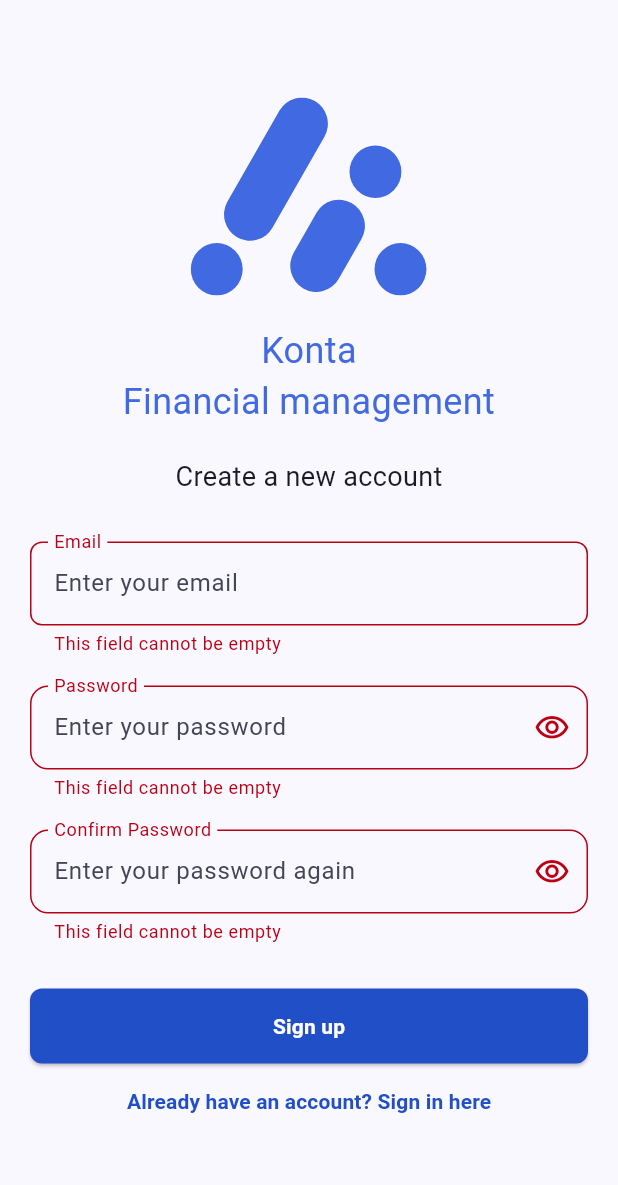
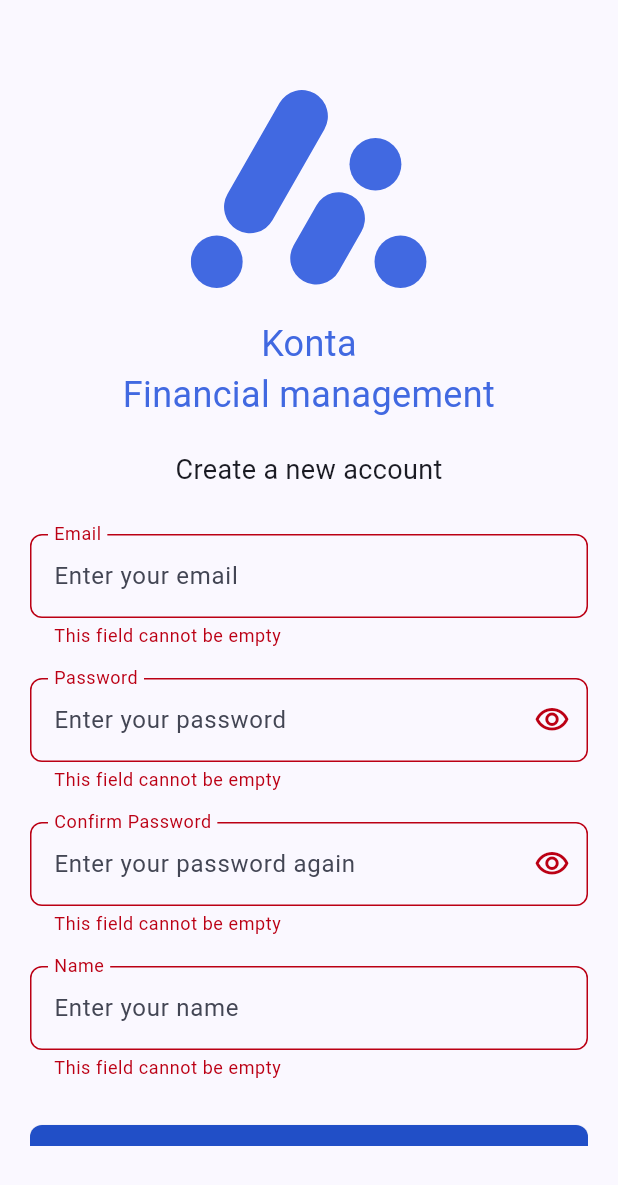
Before and after one commit to LuizHFJesus/konta_app, a Flutter app: the screen it shows after launch, after a tap on "Sign in", after a tap on "Don't have an account? Sign up", after a tap on "Sign up", on a phone screen of 412 x 824 dp. Shown: the top 1185 px of the screen. Run offline on Flutter 3.47's test engine with Material 3 defaults, Android fonts, the phone set to English and light mode, and no system bars; our stand-ins replace flutter_svg, get, get_it, go_router, google_fonts; Roboto replaces fonts that are missing (Vazirmatn).

Commit message:
feat(auth): add name field UI, logic and translations

```diff
--- a/lib/app/l10n/app_en.arb
+++ b/lib/app/l10n/app_en.arb
@@ -11,6 +11,8 @@
   "passwordHint": "Enter your password",
   "confirmPasswordLabel": "Confirm Password",
   "confirmPasswordHint": "Enter your password again",
+  "nameLabel": "Name",
+  "nameHint": "Enter your name",
   "signInButton": "Sign in",
   "signUpButton": "Sign up",
   "noAccountQuestion": "Don't have an account? Sign up",
@@ -23,5 +25,6 @@
   "validationPasswordNeedsUppercase": "Must contain an uppercase letter",
   "validationPasswordNeedsNumber": "Must contain a number",
   "validationPasswordNeedsSpecialCharacter": "Must contain a special character",
+  "validationNameInvalidChars": "Name must only contain letters and spaces",
   "validationPasswordsDoNotMatch": "The passwords do not match"
 }
--- a/lib/app/l10n/app_localizations.dart
+++ b/lib/app/l10n/app_localizations.dart
@@ -158,6 +158,18 @@ abstract class AppLocalizations {
   /// **'Enter your password again'**
   String get confirmPasswordHint;
 
+  /// No description provided for @nameLabel.
+  ///
+  /// In en, this message translates to:
+  /// **'Name'**
+  String get nameLabel;
+
+  /// No description provided for @nameHint.
+  ///
+  /// In en, this message translates to:
+  /// **'Enter your name'**
+  String get nameHint;
+
   /// No description provided for @signInButton.
   ///
   /// In en, this message translates to:
@@ -224,6 +236,12 @@ abstract class AppLocalizations {
   /// **'Must contain a special character'**
   String get validationPasswordNeedsSpecialCharacter;
 
+  /// No description provided for @validationNameInvalidChars.
+  ///
+  /// In en, this message translates to:
+  /// **'Name must only contain letters and spaces'**
+  String get validationNameInvalidChars;
+
   /// No description provided for @validationPasswordsDoNotMatch.
   ///
   /// In en, this message translates to:
--- a/lib/app/l10n/app_localizations_en.dart
+++ b/lib/app/l10n/app_localizations_en.dart
@@ -39,6 +39,12 @@ class AppLocalizationsEn extends AppLocalizations {
   String get confirmPasswordHint => 'Enter your password again';
 
   @override
+  String get nameLabel => 'Name';
+
+  @override
+  String get nameHint => 'Enter your name';
+
+  @override
   String get signInButton => 'Sign in';
 
   @override
@@ -76,5 +82,9 @@ class AppLocalizationsEn extends AppLocalizations {
       'Must contain a special character';
 
   @override
+  String get validationNameInvalidChars =>
+      'Name must only contain letters and spaces';
+
+  @override
   String get validationPasswordsDoNotMatch => 'The passwords do not match';
 }
--- a/lib/app/l10n/app_pt.arb
+++ b/lib/app/l10n/app_pt.arb
@@ -11,6 +11,8 @@
   "passwordHint": "Digite sua senha",
   "confirmPasswordLabel": "Confirmar senha",
   "confirmPasswordHint": "Digite novamente sua senha",
+  "nameLabel": "Nome",
+  "nameHint": "Digite seu nome",
   "signInButton": "Entrar",
   "signUpButton": "Cadastrar",
   "noAccountQuestion": "Não tem uma conta? Cadastre-se",
@@ -23,5 +25,6 @@
   "validationPasswordNeedsUppercase": "Precisa conter uma letra maiúscula",
   "validationPasswordNeedsNumber": "Precisa conter um número",
   "validationPasswordNeedsSpecialCharacter": "Precisa conter um caractere especial",
+  "validationNameInvalidChars": "O nome deve conter apenas letras e espaços",
   "validationPasswordsDoNotMatch": "As senhas não coincidem"
 }
--- a/lib/feature/auth/view/auth_controller.dart
+++ b/lib/feature/auth/view/auth_controller.dart
@@ -8,6 +8,7 @@ class AuthController extends GetxController {
   final emailController = TextEditingController();
   final passwordController = TextEditingController();
   final confirmPasswordController = TextEditingController();
+  final nameController = TextEditingController();
 
   final _obscurePassword = true.obs;
   final _isSubmitting = false.obs;
@@ -56,6 +57,14 @@ class AuthController extends GetxController {
     return null;
   }
 
+  String? validateName(String? value, AppLocalizations l10n) {
+    if (value == null || value.isEmpty) return l10n.validationEmptyField;
+    if (!RegExp(r'^[a-zA-ZÀ-ú\s]+$').hasMatch(value)) {
+      return l10n.validationNameInvalidChars;
+    }
+    return null;
+  }
+
   void toggleObscurePassword() =>
       _obscurePassword.value = !_obscurePassword.value;
 
@@ -85,6 +94,7 @@ class AuthController extends GetxController {
     emailController.dispose();
     passwordController.dispose();
     confirmPasswordController.dispose();
+    nameController.dispose();
     super.onClose();
   }
 
@@ -100,5 +110,6 @@ class AuthController extends GetxController {
     emailController.clear();
     passwordController.clear();
     confirmPasswordController.clear();
+    nameController.clear();
   }
 }
--- a/lib/feature/auth/view/auth_view.dart
+++ b/lib/feature/auth/view/auth_view.dart
@@ -40,6 +40,8 @@ class _AuthViewState extends State<AuthView> {
                     if (!controller.isLoginMode) ...[
                       const SizedBox(height: 20),
                       _buildConfirmPasswordField(l10n),
+                      const SizedBox(height: 20),
+                      _buildNameField(l10n),
                     ],
                     const SizedBox(height: 30),
                     _buildSubmitButton(l10n),
@@ -107,7 +109,7 @@ class _AuthViewState extends State<AuthView> {
       decoration: InputDecoration(
         labelText: l10n.passwordLabel,
         hintText: l10n.passwordHint,
-        border: OutlineInputBorder(borderRadius: BorderRadius.circular(12)),
+        border: OutlineInputBorder(borderRadius: BorderRadius.circular(8)),
         floatingLabelBehavior: FloatingLabelBehavior.always,
         suffixIcon: IconButton(
           icon: Icon(
@@ -139,9 +141,23 @@ class _AuthViewState extends State<AuthView> {
           ),
           onPressed: controller.toggleObscurePassword,
         ),
-        border: OutlineInputBorder(borderRadius: BorderRadius.circular(12)),
+        border: OutlineInputBorder(borderRadius: BorderRadius.circular(8)),
       ),
       validator: (value) => controller.validateConfirmPassword(value, l10n),
+    );
+  }
+
+  Widget _buildNameField(AppLocalizations l10n) {
+    return TextFormField(
+      controller: controller.nameController,
+      textInputAction: TextInputAction.next,
+      decoration: InputDecoration(
+        labelText: l10n.nameLabel,
+        hintText: l10n.nameHint,
+        floatingLabelBehavior: FloatingLabelBehavior.always,
+        border: OutlineInputBorder(borderRadius: BorderRadius.circular(8)),
+      ),
+      validator: (value) => controller.validateName(value, l10n),
     );
   }
 
```
Also changed, not shown: lib/app/l10n/app_localizations_pt.dart (+10 -0 lines).
